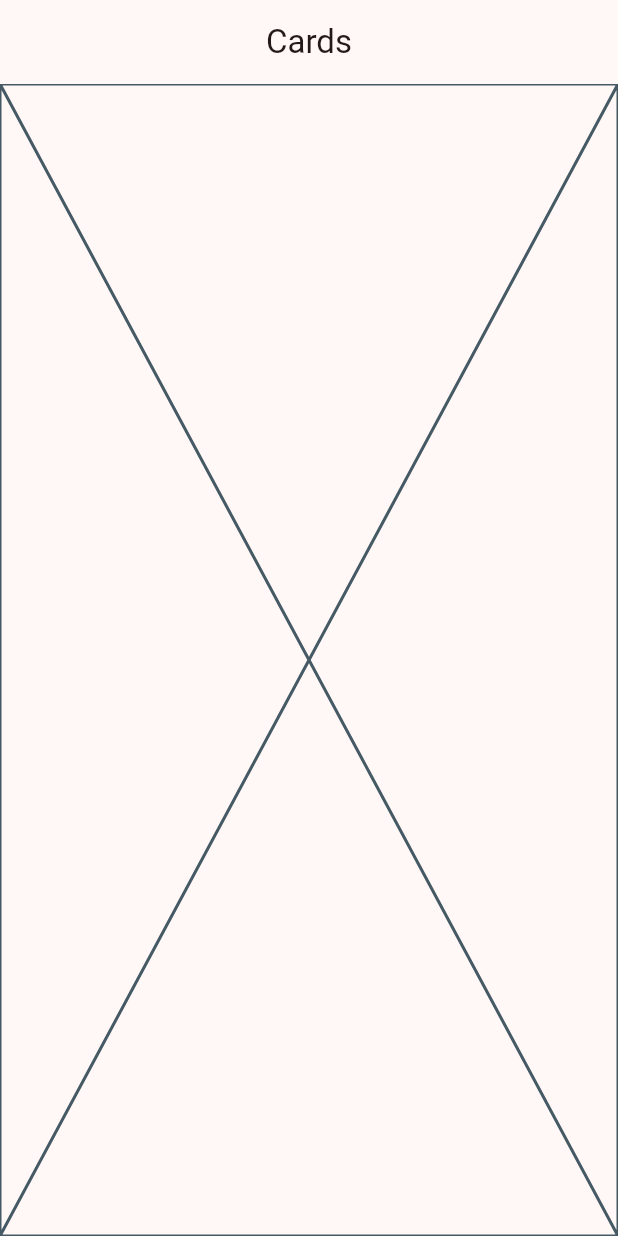
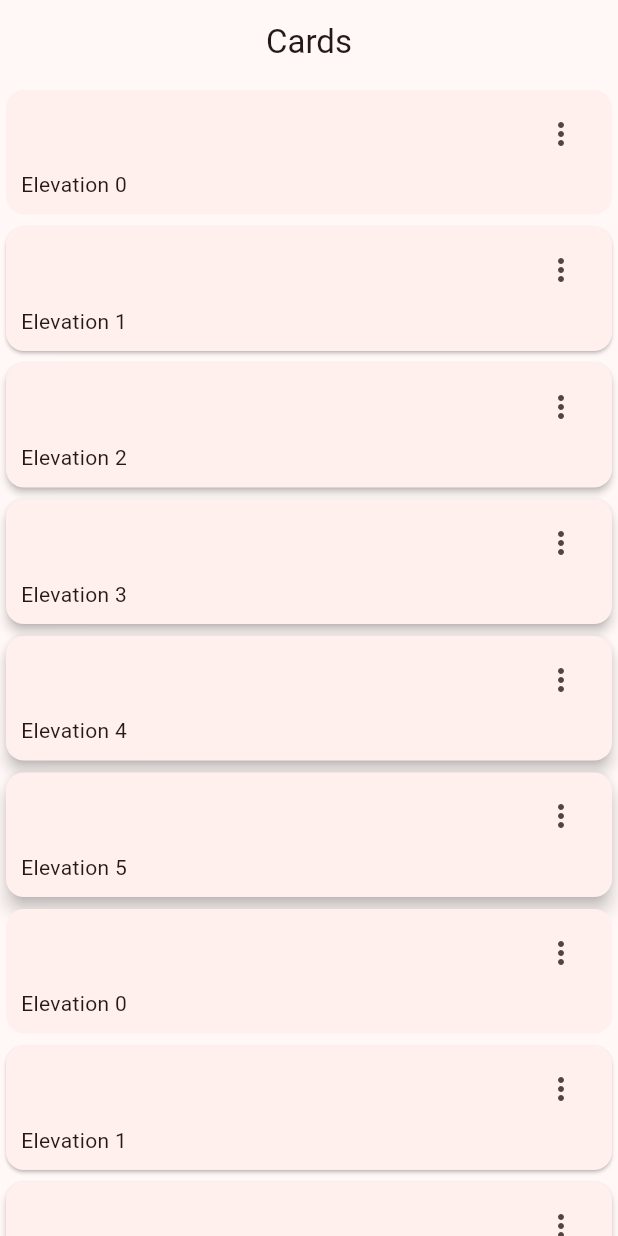
Before and after one commit to Artag-Chris/widgetapp, a Flutter app: the CardsScreen screen opened by its route, on a phone screen of 412 x 824 dp. Run offline on Flutter 3.47's test engine with Material 3 defaults, Android fonts, the phone set to English and light mode, and no system bars; our stand-ins replace go_router.

Commit message:
tarjetas con vista

```diff
--- a/lib/presentation/screens/buttons/buttons_screen.dart
+++ b/lib/presentation/screens/buttons/buttons_screen.dart
@@ -25,7 +25,7 @@ class _ButtonsView extends StatelessWidget {
   @override
   Widget build(BuildContext context) {
 
-    final colors=Theme.of(context).colorScheme;
+   // final colors=Theme.of(context).colorScheme;
 
     return SizedBox(
       width: double.infinity,
@@ -52,7 +52,7 @@ class _ButtonsView extends StatelessWidget {
             TextButton.icon(onPressed: (){}, icon: const Icon(Icons.add_home_work_outlined), label: const Text("Text Button")),
             IconButton(onPressed: (){}, icon: const Icon(Icons.app_registration_rounded)),
             IconButton(onPressed: (){}, icon: const Icon(Icons.app_registration_rounded), style: const ButtonStyle(backgroundColor:MaterialStatePropertyAll(Colors.purple))),
-            CustomButton(),
+            const CustomButton(),
 
           ],
         ),
--- a/lib/presentation/screens/cards/cards_screen.dart
+++ b/lib/presentation/screens/cards/cards_screen.dart
@@ -1,8 +1,17 @@
 import 'package:flutter/material.dart';
+
+const cards = <Map<String, dynamic>>[
+  {"elevation": 0.0, "label": "Elevation 0"},
+  {"elevation": 1.0, "label": "Elevation 1"},
+  {"elevation": 2.0, "label": "Elevation 2"},
+  {"elevation": 3.0, "label": "Elevation 3"},
+  {"elevation": 4.0, "label": "Elevation 4"},
+  {"elevation": 5.0, "label": "Elevation 5"},
+];
 
 class CardsScreen extends StatelessWidget {
   const CardsScreen({super.key});
-static const name = 'cards_screen';
+  static const name = 'cards_screen';
 
   @override
   Widget build(BuildContext context) {
@@ -10,7 +19,57 @@ static const name = 'cards_screen';
       appBar: AppBar(
         title: const Text('Cards'),
       ),
-      body: const Placeholder(),
+      body: const _CardsView(),
     );
   }
 }
+
+class _CardsView extends StatelessWidget {
+  const _CardsView();
+
+  @override
+  Widget build(BuildContext context) {
+    return SingleChildScrollView(
+      child: Column(
+        children: [
+          ...cards.map((card) =>
+              _CardType1(elevation: card['elevation'], label: card["label"])),
+          ...cards.map((card) =>
+              _CardType1(elevation: card['elevation'], label: card["label"])),
+        ],
+      ),
+    );
+  }
+}
+
+class _CardType1 extends StatelessWidget {
+  const _CardType1({required this.elevation, required this.label});
+
+  final String label;
+  final double elevation;
+
+  @override
+  Widget build(BuildContext context) {
+    return Card(
+      elevation: elevation,
+      child: Padding(
+        padding: const EdgeInsets.fromLTRB(10, 5, 10, 10),
+        child: Column(
+          children: [
+            Align(
+              alignment: Alignment.topRight,
+              child: IconButton(
+                icon: const Icon(Icons.more_vert),
+                onPressed: () {},
+              ),
+            ),
+            Align(
+              alignment: Alignment.bottomLeft,
+              child: Text(label),
+            )
+          ],
+        ),
+      ),
+    );
+  }
+}
```
